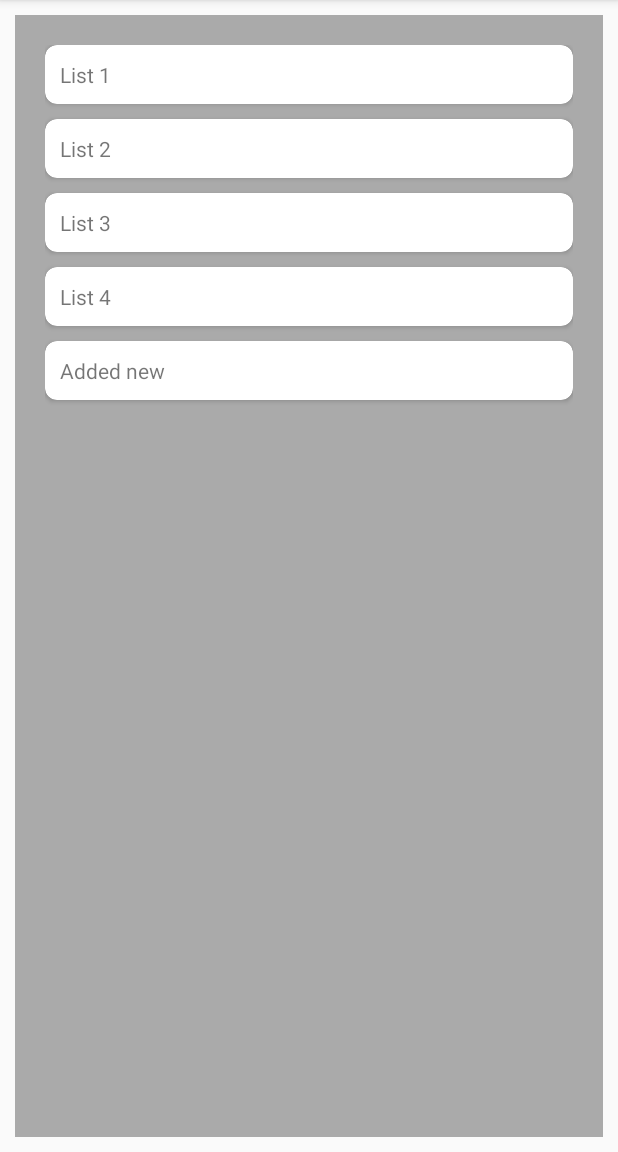
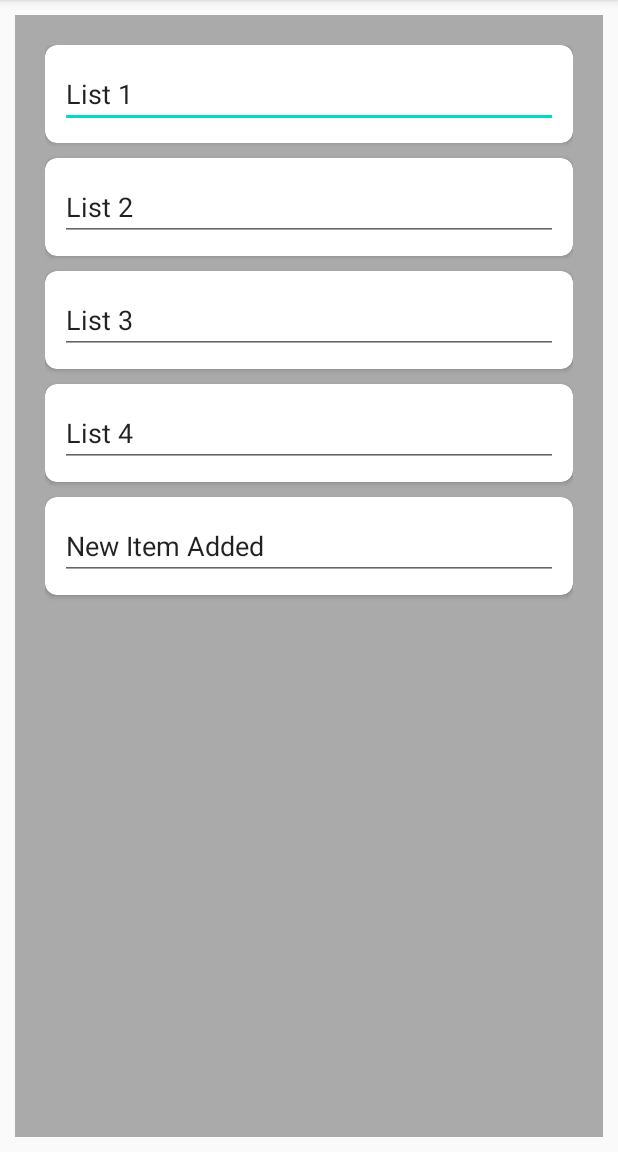
Before and after one commit to RedSlimeKing/ToDo-App, an Android app: the screen it shows after launch (MainActivity), after a tap on "Add Card", on a phone screen of 412 x 824 dp, the part 84-1236 px from its top. Run offline under Robolectric (Android 15) with nearby library versions, the phone set to English and light mode, and no system bars.

Commit message:
Changed to CardItem for saving data, set up of adapters and added layout for new activity

```diff
--- a/ToDoAPP/app/src/main/java/com/example/todoapp/CardAdapter.java
+++ b/ToDoAPP/app/src/main/java/com/example/todoapp/CardAdapter.java
@@ -1,8 +1,11 @@
 package com.example.todoapp;
 
+import android.view.KeyEvent;
 import android.view.LayoutInflater;
 import android.view.View;
 import android.view.ViewGroup;
+import android.view.inputmethod.InputMethodManager;
+import android.widget.EditText;
 import android.widget.TextView;
 
 import java.util.ArrayList;
@@ -11,7 +14,7 @@ import androidx.annotation.NonNull;
 import androidx.recyclerview.widget.RecyclerView;
 
 public class CardAdapter extends RecyclerView.Adapter<CardAdapter.CardViewHolder> {
-    private ArrayList<String> mTitleList;
+    private ArrayList<CardItem> mCardItems;
     private OnItemClickListener mListener;
 
     public interface OnItemClickListener{
@@ -22,8 +25,8 @@ public class CardAdapter extends RecyclerView.Adapter<CardAdapter.CardViewHolder
         mListener = listener;
     }
 
-    public CardAdapter(ArrayList<String> list){
-        mTitleList = list;
+    public CardAdapter(ArrayList<CardItem> list){
+        mCardItems = list;
     }
 
     @NonNull
@@ -36,22 +39,33 @@ public class CardAdapter extends RecyclerView.Adapter<CardAdapter.CardViewHolder
 
     @Override
     public void onBindViewHolder(@NonNull CardViewHolder holder, int position) {
-        String title = mTitleList.get(position);
+        CardItem item = mCardItems.get(position);
+        String title = item.getTitle();
         holder.mTextView.setText(title);
+
+        holder.mTextView.setOnKeyListener((v, keyCode, event) -> {
+            // If the event is a key-down event on the "enter" button
+            if ((event.getAction() == KeyEvent.ACTION_DOWN) &&  (keyCode == KeyEvent.KEYCODE_ENTER)) {
+                item.setTitle(holder.mTextView.getText().toString());
+                notifyDataSetChanged();
+                return true;
+            }
+            return false;
+        });
     }
 
     @Override
     public int getItemCount() {
-        return mTitleList.size();
+        return mCardItems.size();
     }
 
     public void deleteItem(int position) {
-        mTitleList.remove(position);
+        mCardItems.remove(position);
         notifyItemRemoved(position);
     }
 
     class CardViewHolder extends RecyclerView.ViewHolder {
-        public TextView mTextView;
+        public EditText mTextView;
         public CardViewHolder(View itemView, OnItemClickListener listener){
             super(itemView);
 
--- /dev/null
+++ b/ToDoAPP/app/src/main/java/com/example/todoapp/CardItem.java
@@ -0,0 +1,29 @@
+package com.example.todoapp;
+
+import java.util.ArrayList;
+
+public class CardItem {
+    private String mTitle;
+    private ArrayList<TaskItem> mTaskItems;
+
+    public CardItem(String title, ArrayList<TaskItem> items){
+        mTitle = title;
+        mTaskItems = items;
+    }
+
+    public String getTitle() {
+        return mTitle;
+    }
+
+    public void setTitle(String mTitle) {
+        this.mTitle = mTitle;
+    }
+
+    public ArrayList<TaskItem> getTaskItems() {
+        return mTaskItems;
+    }
+
+    public void setTaskItems(ArrayList<TaskItem> mTaskItems) {
+        this.mTaskItems = mTaskItems;
+    }
+}
--- a/ToDoAPP/app/src/main/java/com/example/todoapp/MainActivity.java
+++ b/ToDoAPP/app/src/main/java/com/example/todoapp/MainActivity.java
@@ -20,7 +20,7 @@ public class MainActivity extends AppCompatActivity {
     private RecyclerView mRecyclerView;
     private CardAdapter mAdapter;
     private RecyclerView.LayoutManager mLayoutManager;
-    private ArrayList<String> cardList;
+    private ArrayList<CardItem> mCardItems;
 
     @Override
     protected final void onCreate(final Bundle savedInstanceState) {
@@ -33,16 +33,16 @@ public class MainActivity extends AppCompatActivity {
         Toolbar toolbar = findViewById(R.id.mainToolBar);
         setSupportActionBar(toolbar);
 
-        cardList = new ArrayList<>();
-        cardList.add("List 1");
-        cardList.add("List 2");
-        cardList.add("List 3");
-        cardList.add("List 4");
+        mCardItems = new ArrayList<>();
+        mCardItems.add(new CardItem("List 1", new ArrayList<>()));
+        mCardItems.add(new CardItem("List 2", new ArrayList<>()));
+        mCardItems.add(new CardItem("List 3", new ArrayList<>()));
+        mCardItems.add(new CardItem("List 4", new ArrayList<>()));
 
         mRecyclerView = findViewById(R.id.recyclerView);
         mRecyclerView.setHasFixedSize(true);
         mLayoutManager = new LinearLayoutManager(this);
-        mAdapter = new CardAdapter(cardList);
+        mAdapter = new CardAdapter(mCardItems);
 
         mRecyclerView.setLayoutManager(mLayoutManager);
         mRecyclerView.setAdapter(mAdapter);
@@ -63,11 +63,14 @@ public class MainActivity extends AppCompatActivity {
         mAdapter.setOnItemClickListener(new CardAdapter.OnItemClickListener() {
             @Override
             public void onItemClick(int position) {
-                //cardList.get(position).setText1("Clicked!");
-                //mAdapter.notifyDataSetChanged();
 
-                //Intent intent = new Intent(MainActivity.this, TaskList.class);
-                //startActivity(intent);
+                Intent intent = new Intent(MainActivity.this, TaskList.class);
+                intent.putExtra("Tasklist", mCardItems.get(position).getTaskItems());
+
+                startActivity(intent);
+
+                //Read the list from the intent:
+                ArrayList<TaskItem> items = (ArrayList<TaskItem>) intent.getSerializableExtra("Tasklist");
             }
         });
     }
@@ -83,7 +86,7 @@ public class MainActivity extends AppCompatActivity {
         // Handle item selection
         switch (item.getItemId()) {
             case R.id.add:
-                cardList.add("Added new");
+                mCardItems.add(new CardItem("New Item Added", new ArrayList<>()));
 
                 mAdapter.notifyDataSetChanged();
                 return true;
--- a/ToDoAPP/app/src/main/java/com/example/todoapp/TaskItem.java
+++ b/ToDoAPP/app/src/main/java/com/example/todoapp/TaskItem.java
@@ -1,6 +1,8 @@
 package com.example.todoapp;
 
-public class TaskItem {
+import java.io.Serializable;
+
+public class TaskItem implements Serializable {
     public String taskString;
     public boolean isCompleted;
 
--- a/ToDoAPP/app/src/main/java/com/example/todoapp/TaskList.java
+++ b/ToDoAPP/app/src/main/java/com/example/todoapp/TaskList.java
@@ -87,5 +87,4 @@ public class TaskList extends AppCompatActivity {
         FileHelper.WriteData(this, mList, "");
     }
 
-
 }
--- a/ToDoAPP/app/src/main/res/layout/item_layout.xml
+++ b/ToDoAPP/app/src/main/res/layout/item_layout.xml
@@ -14,7 +14,7 @@
         android:layout_height="wrap_content"
         android:orientation="vertical">
 
-        <TextView
+        <EditText
             android:layout_width="match_parent"
             android:layout_height="match_parent"
             android:id="@+id/list_title"/>
```
Also changed, not shown: ToDoAPP/app/src/main/res/layout/activity_list.xml (added, +35 -0 lines).
